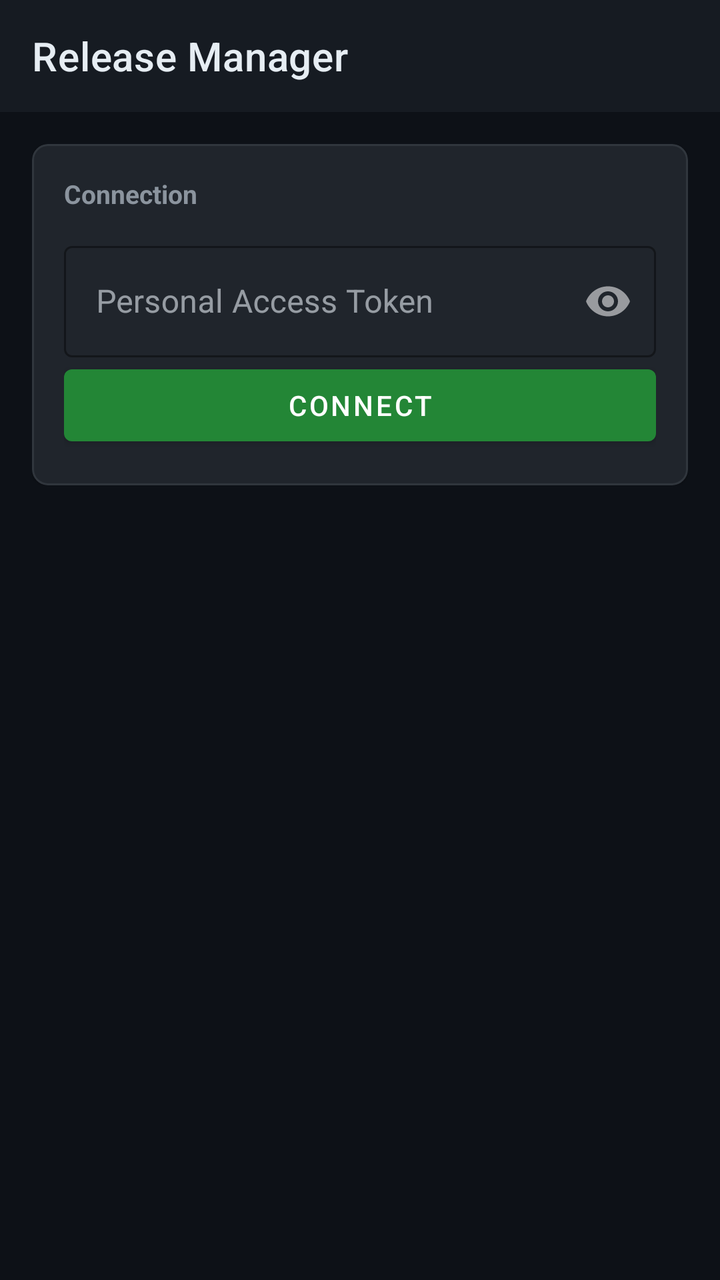
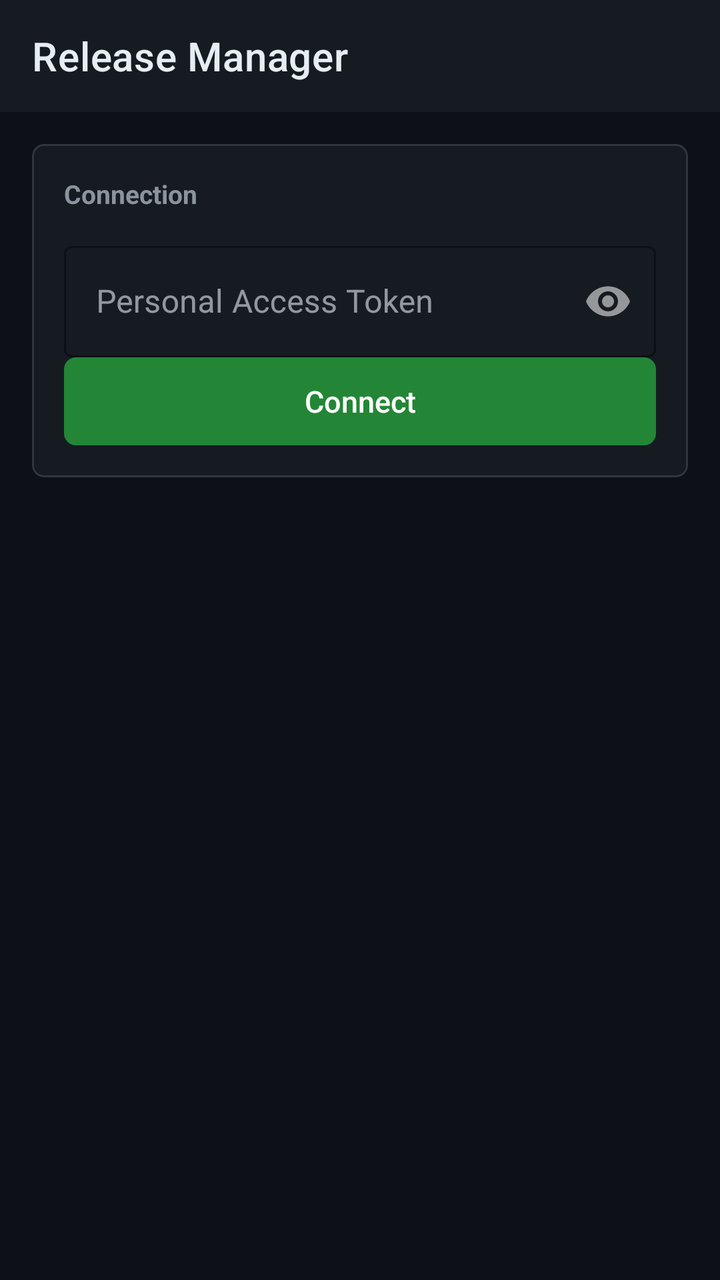

The first picture is an Android layout as it rendered before a commit; the second is the same layout after the commit. The layout source and the unified diff follow.
<!-- AndroidManifest.xml: application theme Theme.ReleaseManager -->
<!-- res/layout/activity_main.xml -->
<?xml version="1.0" encoding="utf-8"?>
<androidx.coordinatorlayout.widget.CoordinatorLayout
    xmlns:android="http://schemas.android.com/apk/res/android"
    xmlns:app="http://schemas.android.com/apk/res-auto"
    android:layout_width="match_parent"
    android:layout_height="match_parent"
    android:background="@color/bg">

    <com.google.android.material.appbar.AppBarLayout
        android:layout_width="match_parent"
        android:layout_height="wrap_content"
        android:background="@color/surface"
        app:elevation="0dp">

        <androidx.appcompat.widget.Toolbar
            android:id="@+id/toolbar"
            android:layout_width="match_parent"
            android:layout_height="?attr/actionBarSize"
            android:background="@color/surface"
            app:title="@string/app_name"
            app:titleTextColor="@color/text_primary" />

    </com.google.android.material.appbar.AppBarLayout>

    
    <androidx.core.widget.NestedScrollView
        android:id="@+id/scrollConnection"
        android:layout_width="match_parent"
        android:layout_height="match_parent"
        app:layout_behavior="@string/appbar_scrolling_view_behavior">

        <LinearLayout
            android:layout_width="match_parent"
            android:layout_height="wrap_content"
            android:orientation="vertical"
            android:padding="16dp">

            <com.google.android.material.card.MaterialCardView
                android:id="@+id/cardConnect"
                android:layout_width="match_parent"
                android:layout_height="wrap_content"
                app:cardBackgroundColor="@color/surface"
                app:cardCornerRadius="8dp"
                app:strokeColor="@color/border"
                app:strokeWidth="1dp">

                <LinearLayout
                    android:layout_width="match_parent"
                    android:layout_height="wrap_content"
                    android:orientation="vertical"
                    android:padding="16dp">

                    <TextView
                        android:layout_width="wrap_content"
                        android:layout_height="wrap_content"
                        android:text="Connection"
                        android:textColor="@color/text_muted"
                        android:textSize="13sp"
                        android:textStyle="bold"
                        android:layout_marginBottom="12dp" />

                    <com.google.android.material.textfield.TextInputLayout
                        android:id="@+id/layoutToken"
                        style="@style/Widget.MaterialComponents.TextInputLayout.OutlinedBox"
                        android:layout_width="match_parent"
                        android:layout_height="wrap_content"
                        android:hint="Personal Access Token"
                        app:boxStrokeColor="@color/accent"
                        app:hintTextColor="@color/text_muted"
                        app:passwordToggleEnabled="true">

                        <com.google.android.material.textfield.TextInputEditText
                            android:id="@+id/inputToken"
                            android:layout_width="match_parent"
                            android:layout_height="wrap_content"
                            android:inputType="textPassword"
                            android:textColor="@color/text_primary" />

                    </com.google.android.material.textfield.TextInputLayout>

                    <TextView
                        android:id="@+id/textConnectStatus"
                        android:layout_width="match_parent"
                        android:layout_height="wrap_content"
                        android:layout_marginTop="4dp"
                        android:layout_marginBottom="8dp"
                        android:textSize="12sp"
                        android:visibility="gone" />

                    <com.google.android.material.button.MaterialButton
                        android:id="@+id/btnConnect"
                        android:layout_width="match_parent"
                        android:layout_height="wrap_content"
                        android:text="Connect"
                        app:backgroundTint="@color/success_emphasis" />

                    <com.google.android.material.textfield.TextInputLayout
                        android:id="@+id/layoutRepo"
                        style="@style/Widget.MaterialComponents.TextInputLayout.OutlinedBox.ExposedDropdownMenu"
                        android:layout_width="match_parent"
                        android:layout_height="wrap_content"
                        android:layout_marginTop="12dp"
                        android:hint="Repository"
                        android:visibility="gone"
                        app:boxStrokeColor="@color/accent"
                        app:hintTextColor="@color/text_muted">

                        <AutoCompleteTextView
                            android:id="@+id/dropdownRepo"
                            android:layout_width="match_parent"
                            android:layout_height="wrap_content"
                            android:inputType="none"
                            android:textColor="@color/text_primary" />

                    </com.google.android.material.textfield.TextInputLayout>

                </LinearLayout>
            </com.google.android.material.card.MaterialCardView>

        </LinearLayout>
    </androidx.core.widget.NestedScrollView>

    
    <androidx.swiperefreshlayout.widget.SwipeRefreshLayout
        android:id="@+id/swipeRefresh"
        android:layout_width="match_parent"
        android:layout_height="match_parent"
        android:visibility="gone"
        app:layout_behavior="@string/appbar_scrolling_view_behavior">

        <androidx.recyclerview.widget.RecyclerView
            android:id="@+id/recyclerReleases"
            android:layout_width="match_parent"
            android:layout_height="match_parent"
            android:clipToPadding="false"
            android:paddingBottom="88dp" />

    </androidx.swiperefreshlayout.widget.SwipeRefreshLayout>

    <TextView
        android:id="@+id/textEmptyReleases"
        android:layout_width="wrap_content"
        android:layout_height="wrap_content"
        android:layout_gravity="center"
        android:text="No releases yet.\nTap + to create one."
        android:textAlignment="center"
        android:textColor="@color/text_dim"
        android:visibility="gone" />

    <com.google.android.material.floatingactionbutton.FloatingActionButton
        android:id="@+id/fabNewRelease"
        android:layout_width="wrap_content"
        android:layout_height="wrap_content"
        android:layout_gravity="bottom|end"
        android:layout_margin="16dp"
        android:contentDescription="New release"
        android:src="@android:drawable/ic_input_add"
        android:visibility="gone"
        app:backgroundTint="@color/accent"
        app:tint="@color/white" />

</androidx.coordinatorlayout.widget.CoordinatorLayout>
<!-- resources referenced by this layout -->
<resources>
  <color name="accent">#58A6FF</color>
  <color name="bg">#0D1117</color>
  <color name="border">#30363D</color>
  <color name="success_emphasis">#238636</color>
  <color name="surface">#161B22</color>
  <color name="text_dim">#6E7681</color>
  <color name="text_muted">#8B949E</color>
  <color name="text_primary">#E6EDF3</color>
  <color name="white">#FFFFFF</color>
  <string name="app_name">Release Manager</string>
  <style name="Theme.ReleaseManager" parent="Theme.MaterialComponents.NoActionBar">
          <item name="colorPrimary">@color/accent</item>
          <item name="colorPrimaryVariant">@color/accent</item>
          <item name="colorOnPrimary">@color/white</item>
          <item name="colorSecondary">@color/success</item>
          <item name="colorOnSecondary">@color/white</item>
          <item name="colorSurface">@color/surface</item>
          <item name="colorOnSurface">@color/text_primary</item>
          <item name="colorError">@color/danger</item>
          <item name="android:statusBarColor">@color/bg</item>
          <item name="android:navigationBarColor">@color/bg</item>
          <item name="android:windowBackground">@color/bg</item>
          <item name="android:windowLightStatusBar">false</item>
      </style>
  <color name="success">#3FB950</color>
  <color name="danger">#F85149</color>
</resources>

<!-- the commit's change to res/layout/activity_main.xml (unified diff, before → after) -->
@@ -38,11 +38,7 @@
             <com.google.android.material.card.MaterialCardView
                 android:id="@+id/cardConnect"
                 android:layout_width="match_parent"
-                android:layout_height="wrap_content"
-                app:cardBackgroundColor="@color/surface"
-                app:cardCornerRadius="8dp"
-                app:strokeColor="@color/border"
-                app:strokeWidth="1dp">
+                android:layout_height="wrap_content">
 
                 <LinearLayout
                     android:layout_width="match_parent"
<!-- resource entries referenced after the edit -->
@@ -3,6 +3,19 @@
   <color name="accent">#58A6FF</color>
   <color name="bg">#0D1117</color>
   <color name="border">#30363D</color>
+  <style name="ReleaseManager.Dialog.Title" parent="MaterialAlertDialog.MaterialComponents.Title.Text">
+          <item name="android:textColor">@color/text_primary</item>
+      </style>
+  <style name="Widget.ReleaseManager.Button.Text" parent="Widget.MaterialComponents.Button.TextButton">
+          <item name="android:textAllCaps">false</item>
+          <item name="android:letterSpacing">0</item>
+          <item name="android:textSize">15sp</item>
+          <item name="cornerRadius">6dp</item>
+          <item name="rippleColor">#1A58A6FF</item>
+      </style>
+  <style name="ShapeAppearance.ReleaseManager.Dialog" parent="">
+          <item name="cornerSize">8dp</item>
+      </style>
   <color name="success_emphasis">#238636</color>
   <color name="surface">#161B22</color>
   <color name="text_dim">#6E7681</color>
@@ -23,8 +36,41 @@
           <item name="android:navigationBarColor">@color/bg</item>
           <item name="android:windowBackground">@color/bg</item>
           <item name="android:windowLightStatusBar">false</item>
+          
+          <item name="materialButtonStyle">@style/Widget.ReleaseManager.Button</item>
+          <item name="materialCardViewStyle">@style/Widget.ReleaseManager.Card</item>
+          <item name="materialAlertDialogTheme">@style/ThemeOverlay.ReleaseManager.Dialog</item>
       </style>
   <color name="success">#3FB950</color>
   <color name="danger">#F85149</color>
+  <style name="Widget.ReleaseManager.Button" parent="Widget.MaterialComponents.Button">
+          <item name="android:textAllCaps">false</item>
+          <item name="android:letterSpacing">0</item>
+          <item name="android:textSize">15sp</item>
+          <item name="android:fontFamily">sans-serif-medium</item>
+          <item name="android:minHeight">44dp</item>
+          <item name="android:insetTop">0dp</item>
+          <item name="android:insetBottom">0dp</item>
+          <item name="cornerRadius">6dp</item>
+          <item name="elevation">0dp</item>
+          <item name="android:stateListAnimator">@null</item>
+          <item name="rippleColor">#33FFFFFF</item>
+      </style>
+  <style name="Widget.ReleaseManager.Card" parent="Widget.MaterialComponents.CardView">
+          <item name="cardCornerRadius">6dp</item>
+          <item name="cardElevation">0dp</item>
+          <item name="strokeColor">@color/border</item>
+          <item name="strokeWidth">1dp</item>
+          <item name="cardBackgroundColor">@color/surface</item>
+      </style>
+  <style name="ThemeOverlay.ReleaseManager.Dialog" parent="ThemeOverlay.MaterialComponents.MaterialAlertDialog">
+          <item name="colorSurface">@color/surface</item>
+          <item name="colorOnSurface">@color/text_primary</item>
+          <item name="colorPrimary">@color/accent</item>
+          <item name="materialAlertDialogTitleTextStyle">@style/ReleaseManager.Dialog.Title</item>
+          <item name="buttonBarPositiveButtonStyle">@style/Widget.ReleaseManager.Button.Text</item>
+          <item name="buttonBarNegativeButtonStyle">@style/Widget.ReleaseManager.Button.Text</item>
+          <item name="shapeAppearanceOverlay">@style/ShapeAppearance.ReleaseManager.Dialog</item>
+      </style>
 </resources>
 
